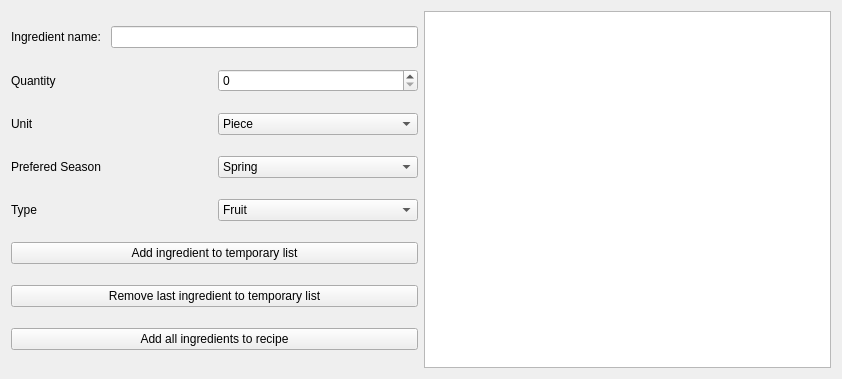
slevasse/foodinator, file add_ingredient_popup.ui: the form before one commit.
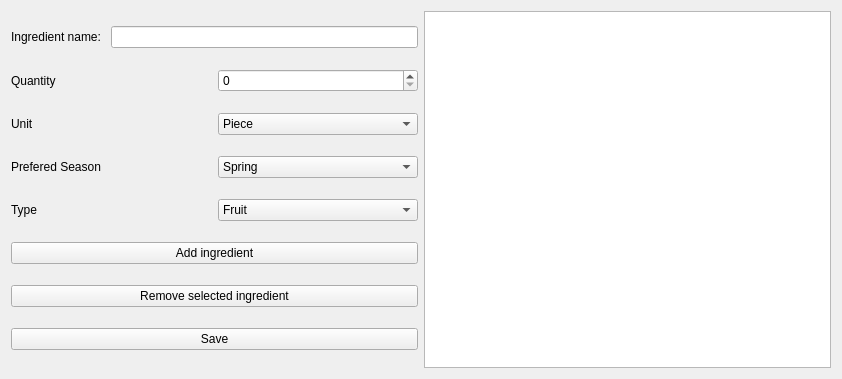
The form after the commit.

Commit message: Finished the edit recipe alpha (still quite a bit to do but the basic functionality is here). BEWARE the add recipe part is brocken for now. The plan is to use the edit recipe to create new recipes instead of the current widget.

The edit to the form file:
```diff
--- a/add_ingredient_popup.ui
+++ b/add_ingredient_popup.ui
@@ -210,21 +210,21 @@
      <item>
       <widget class="QPushButton" name="pushButton_add_ingredient">
        <property name="text">
-        <string>Add ingredient to temporary list</string>
+        <string>Add ingredient</string>
        </property>
       </widget>
      </item>
      <item>
       <widget class="QPushButton" name="pushButton_remove_ingredient">
        <property name="text">
-        <string>Remove last ingredient to temporary list</string>
+        <string>Remove selected ingredient</string>
        </property>
       </widget>
      </item>
      <item>
       <widget class="QPushButton" name="pushButton_add_all_to_recipe">
        <property name="text">
-        <string>Add all ingredients to recipe</string>
+        <string>Save</string>
        </property>
       </widget>
      </item>
```
Left out of the diff: 2 changed lines with no effect on the pictures. The commit also changes 8 other files.
